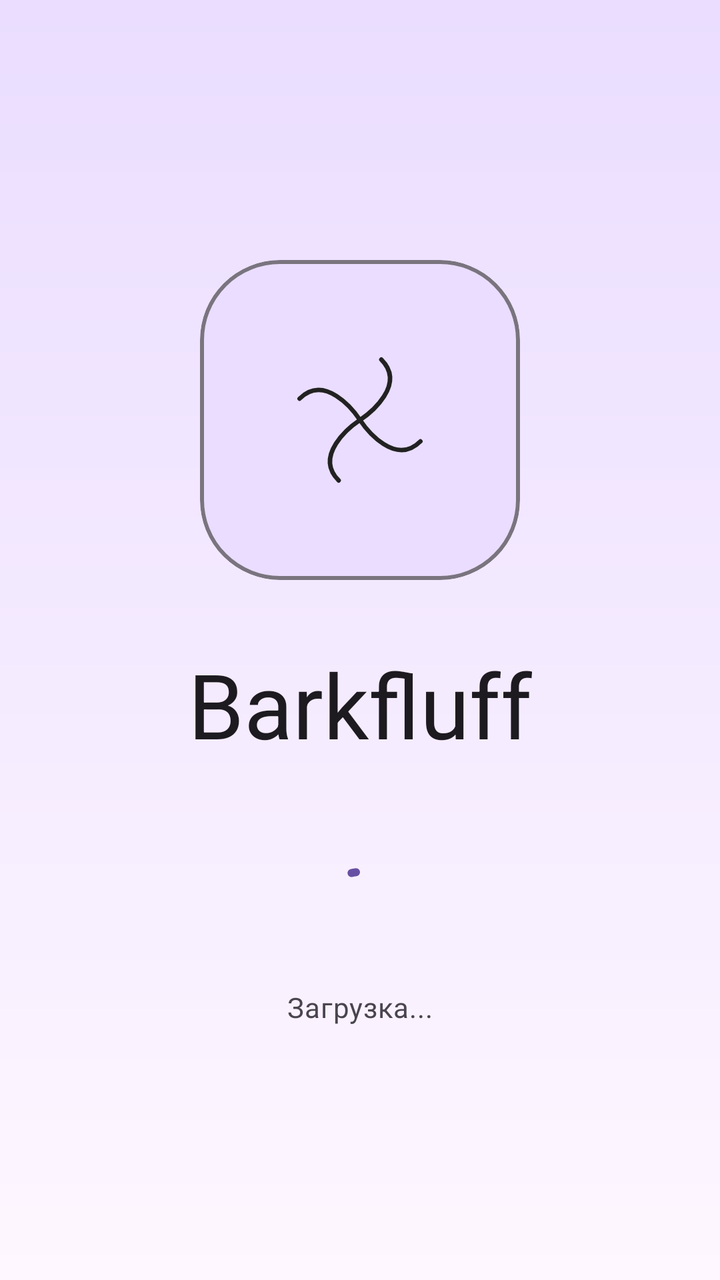
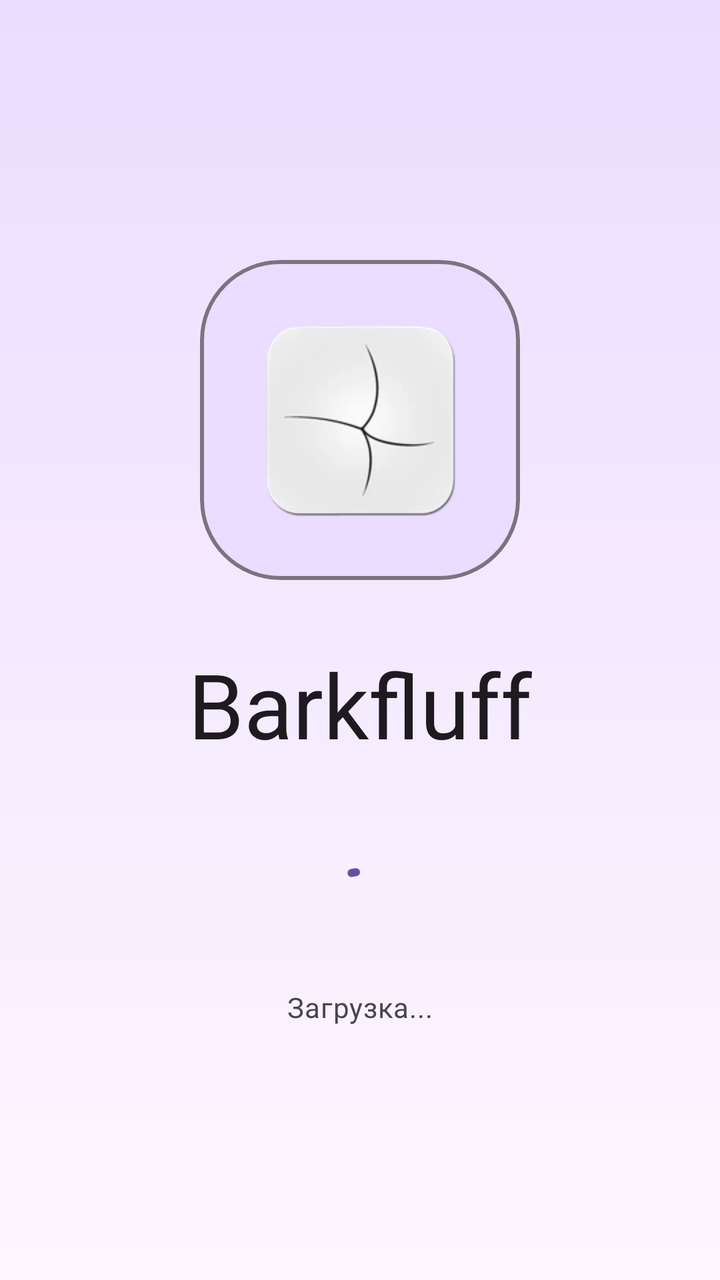

Compare the two renders of this Android layout. The source of the first and the diff that turns it into the second are given below.
<!-- AndroidManifest.xml: activity theme Theme.BarkfluffClientAndroid -->
<!-- res/layout/activity_splash.xml -->
<?xml version="1.0" encoding="utf-8"?>
<androidx.constraintlayout.widget.ConstraintLayout xmlns:android="http://schemas.android.com/apk/res/android"
    xmlns:app="http://schemas.android.com/apk/res-auto"
    android:layout_width="match_parent"
    android:layout_height="match_parent"
    android:background="?android:attr/colorBackground"
    android:fitsSystemWindows="true">

    
    <View
        android:id="@+id/gradientBackground"
        android:layout_width="0dp"
        android:layout_height="0dp"
        android:background="@drawable/hero_gradient_background"
        app:layout_constraintBottom_toBottomOf="parent"
        app:layout_constraintEnd_toEndOf="parent"
        app:layout_constraintStart_toStartOf="parent"
        app:layout_constraintTop_toTopOf="parent" />

    
    <com.google.android.material.card.MaterialCardView
        android:id="@+id/logoCard"
        android:layout_width="160dp"
        android:layout_height="160dp"
        app:cardBackgroundColor="?attr/colorPrimaryContainer"
        app:cardCornerRadius="40dp"
        app:cardElevation="0dp"
        app:strokeColor="?attr/colorOutline"
        app:strokeWidth="2dp"
        app:layout_constraintBottom_toTopOf="@+id/appNameText"
        app:layout_constraintEnd_toEndOf="parent"
        app:layout_constraintStart_toStartOf="parent"
        app:layout_constraintTop_toTopOf="parent"
        app:layout_constraintVertical_chainStyle="packed">

        <ImageView
            android:id="@+id/logoImage"
            android:layout_width="match_parent"
            android:layout_height="match_parent"
            android:contentDescription="@string/app_name"
            android:padding="32dp"
            android:src="@drawable/ic_launcher_foreground" />

    </com.google.android.material.card.MaterialCardView>

    
    <TextView
        android:id="@+id/appNameText"
        android:layout_width="wrap_content"
        android:layout_height="wrap_content"
        android:layout_marginTop="32dp"
        android:layout_marginBottom="48dp"
        android:text="@string/app_name"
        android:textAppearance="?attr/textAppearanceDisplayMedium"
        android:textColor="?attr/colorOnSurface"
        app:layout_constraintBottom_toTopOf="@+id/loadingProgressBar"
        app:layout_constraintEnd_toEndOf="parent"
        app:layout_constraintStart_toStartOf="parent"
        app:layout_constraintTop_toBottomOf="@+id/logoCard" />

    
    <com.google.android.material.progressindicator.CircularProgressIndicator
        android:id="@+id/loadingProgressBar"
        android:layout_width="wrap_content"
        android:layout_height="wrap_content"
        android:layout_marginBottom="32dp"
        android:indeterminate="true"
        app:indicatorColor="?attr/colorPrimary"
        app:layout_constraintBottom_toBottomOf="parent"
        app:layout_constraintEnd_toEndOf="parent"
        app:layout_constraintStart_toStartOf="parent"
        app:layout_constraintTop_toBottomOf="@+id/appNameText" />

    
    <TextView
        android:id="@+id/subtitleText"
        android:layout_width="wrap_content"
        android:layout_height="wrap_content"
        android:layout_marginTop="16dp"
        android:text="Загрузка..."
        android:textAppearance="?attr/textAppearanceBodyMedium"
        android:textColor="?attr/colorOnSurfaceVariant"
        app:layout_constraintEnd_toEndOf="parent"
        app:layout_constraintStart_toStartOf="parent"
        app:layout_constraintTop_toBottomOf="@+id/loadingProgressBar" />

</androidx.constraintlayout.widget.ConstraintLayout>
<!-- resources referenced by this layout -->
<resources>
  <!-- drawable hero_gradient_background (drawable) -->
  <?xml version="1.0" encoding="utf-8"?>
  <shape xmlns:android="http://schemas.android.com/apk/res/android">
      <gradient
          android:angle="270"
          android:startColor="?attr/colorPrimaryContainer"
          android:endColor="?android:attr/colorBackground"
          android:type="linear" />
  </shape>
  <!-- drawable ic_launcher_foreground (drawable) -->
  <?xml version="1.0" encoding="utf-8"?>
  <vector xmlns:android="http://schemas.android.com/apk/res/android"
      android:width="108dp"
      android:height="108dp"
      android:viewportWidth="108"
      android:viewportHeight="108">
  
      
  
      
      <path
          android:pathData="M66,20 C80,34 60,50 54,54"
          android:strokeColor="#222222"
          android:strokeWidth="2.5"
          android:strokeLineCap="round"
          android:fillColor="#00000000" />
  
      
      <path
          android:pathData="M88,66 C74,80 58,60 54,54"
          android:strokeColor="#222222"
          android:strokeWidth="2.5"
          android:strokeLineCap="round"
          android:fillColor="#00000000" />
  
      
      <path
          android:pathData="M42,88 C28,74 48,58 54,54"
          android:strokeColor="#222222"
          android:strokeWidth="2.5"
          android:strokeLineCap="round"
          android:fillColor="#00000000" />
  
      
      <path
          android:pathData="M20,42 C34,28 50,48 54,54"
          android:strokeColor="#222222"
          android:strokeWidth="2.5"
          android:strokeLineCap="round"
          android:fillColor="#00000000" />
  
  </vector>
  <string name="app_name">Barkfluff</string>
  <style name="Theme.BarkfluffClientAndroid" parent="Base.Theme.BarkfluffClientAndroid" />
  <style name="Base.Theme.BarkfluffClientAndroid" parent="Theme.Material3.DayNight.NoActionBar">
          
          <item name="android:windowLayoutInDisplayCutoutMode" tools:targetApi="p">shortEdges</item>
          <item name="android:statusBarColor">@android:color/transparent</item>
          <item name="android:navigationBarColor">@android:color/transparent</item>
          <item name="android:windowBackground">?android:attr/colorBackground</item>
  
          
          <item name="shapeAppearanceSmallComponent">@style/ShapeAppearance.Material3.SmallComponent</item>
          <item name="shapeAppearanceMediumComponent">@style/ShapeAppearance.Material3.MediumComponent</item>
          <item name="shapeAppearanceLargeComponent">@style/ShapeAppearance.Material3.LargeComponent</item>
  
          
          <item name="textAppearanceDisplayLarge">@style/TextAppearance.Material3.DisplayLarge</item>
          <item name="textAppearanceHeadlineLarge">@style/TextAppearance.Material3.HeadlineLarge</item>
          <item name="textAppearanceTitleLarge">@style/TextAppearance.Material3.TitleLarge</item>
      </style>
</resources>

<!-- the commit's change to res/layout/activity_splash.xml (unified diff, before → after) -->
@@ -39,7 +39,7 @@
             android:layout_height="match_parent"
             android:contentDescription="@string/app_name"
             android:padding="32dp"
-            android:src="@drawable/ic_launcher_foreground" />
+            android:src="@mipmap/ic_launcher" />
 
     </com.google.android.material.card.MaterialCardView>
 
<!-- resource entries referenced after the edit -->
@@ -9,49 +9,7 @@
           android:endColor="?android:attr/colorBackground"
           android:type="linear" />
   </shape>
-  <!-- drawable ic_launcher_foreground (drawable) -->
-  <?xml version="1.0" encoding="utf-8"?>
-  <vector xmlns:android="http://schemas.android.com/apk/res/android"
-      android:width="108dp"
-      android:height="108dp"
-      android:viewportWidth="108"
-      android:viewportHeight="108">
-  
-      
-  
-      
-      <path
-          android:pathData="M66,20 C80,34 60,50 54,54"
-          android:strokeColor="#222222"
-          android:strokeWidth="2.5"
-          android:strokeLineCap="round"
-          android:fillColor="#00000000" />
-  
-      
-      <path
-          android:pathData="M88,66 C74,80 58,60 54,54"
-          android:strokeColor="#222222"
-          android:strokeWidth="2.5"
-          android:strokeLineCap="round"
-          android:fillColor="#00000000" />
-  
-      
-      <path
-          android:pathData="M42,88 C28,74 48,58 54,54"
-          android:strokeColor="#222222"
-          android:strokeWidth="2.5"
-          android:strokeLineCap="round"
-          android:fillColor="#00000000" />
-  
-      
-      <path
-          android:pathData="M20,42 C34,28 50,48 54,54"
-          android:strokeColor="#222222"
-          android:strokeWidth="2.5"
-          android:strokeLineCap="round"
-          android:fillColor="#00000000" />
-  
-  </vector>
+  <!-- mipmap ic_launcher: webp bitmap (mipmap-hdpi, 1276 bytes) -->
   <string name="app_name">Barkfluff</string>
   <style name="Theme.BarkfluffClientAndroid" parent="Base.Theme.BarkfluffClientAndroid" />
   <style name="Base.Theme.BarkfluffClientAndroid" parent="Theme.Material3.DayNight.NoActionBar">
